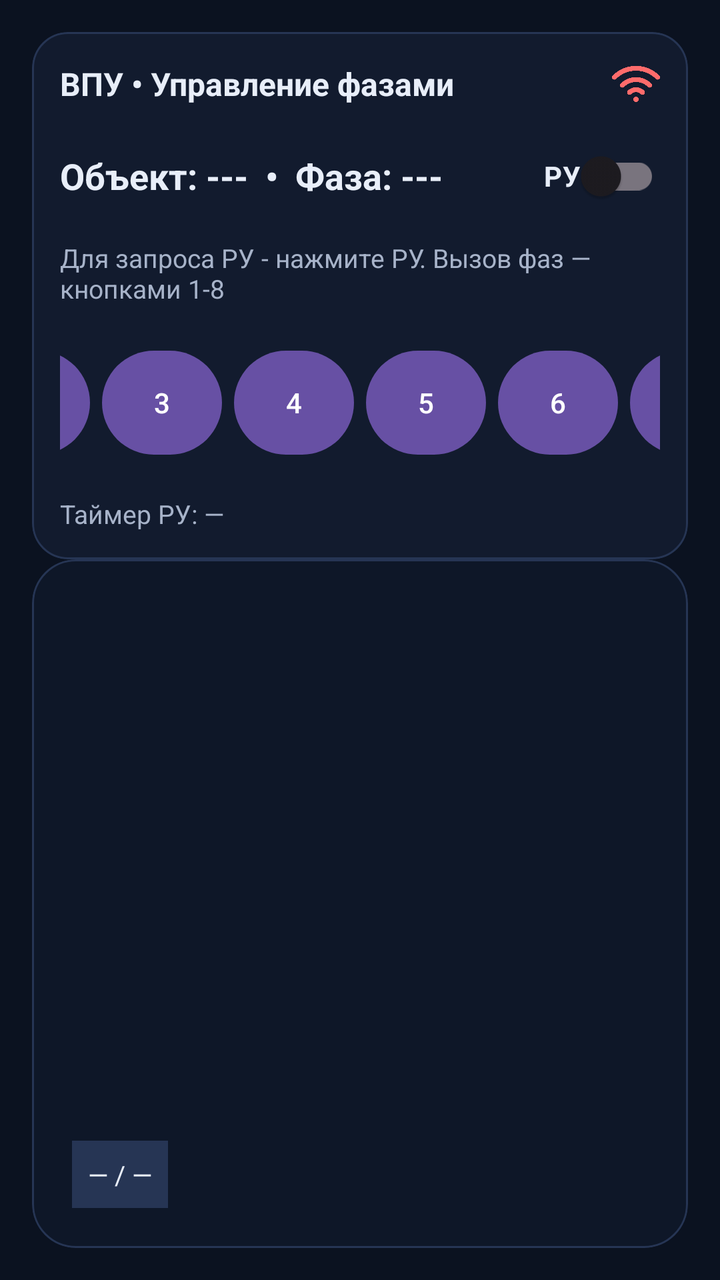
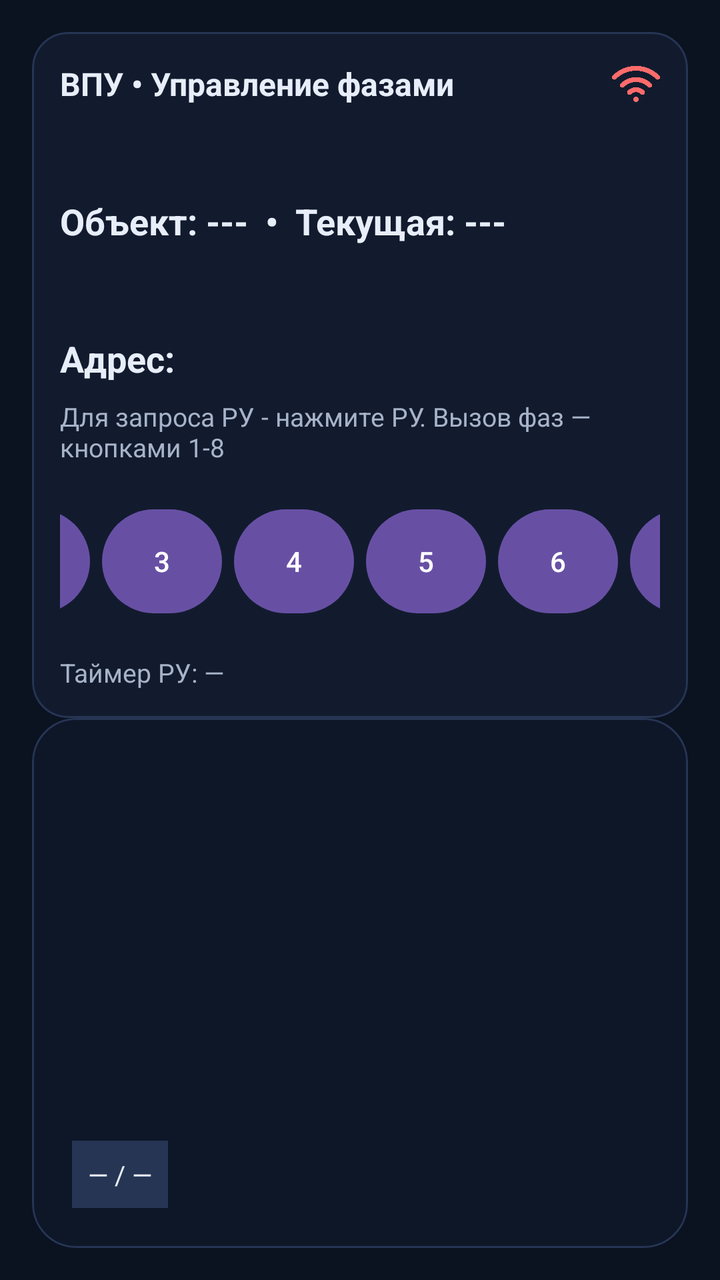

Two renders of the same Android screen: before a commit and after it. Below are the layout's source before the change and the commit's diff.
<!-- AndroidManifest.xml: application theme Theme.VPU -->
<!-- res/layout/activity_vpu.xml -->
<?xml version="1.0" encoding="utf-8"?>
<androidx.constraintlayout.widget.ConstraintLayout
    xmlns:android="http://schemas.android.com/apk/res/android"
    xmlns:app="http://schemas.android.com/apk/res-auto"
    xmlns:tools="http://schemas.android.com/tools"
    android:layout_width="match_parent"
    android:layout_height="match_parent"
    android:background="#0B1220"
    tools:context=".ui.vpu.VpuActivity">

    
    <com.google.android.material.card.MaterialCardView
        android:id="@+id/statusCard"
        android:layout_width="0dp"
        android:layout_height="wrap_content"
        android:layout_margin="16dp"
        app:cardBackgroundColor="#121B2E"
        app:cardCornerRadius="18dp"
        app:strokeColor="#263554"
        app:strokeWidth="1dp"
        app:layout_constraintTop_toTopOf="parent"
        app:layout_constraintStart_toStartOf="parent"
        app:layout_constraintEnd_toEndOf="parent">
        <LinearLayout
            android:layout_width="match_parent"
            android:layout_height="wrap_content"
            android:orientation="vertical"
            android:padding="14dp">

            <LinearLayout
                android:layout_width="match_parent"
                android:layout_height="wrap_content"
                android:gravity="center_vertical"
                android:orientation="horizontal">

                <TextView
                    android:id="@+id/titleTextView"
                    android:layout_width="0dp"
                    android:layout_height="wrap_content"
                    android:layout_weight="1"
                    android:text="ВПУ • Управление фазами"
                    android:textColor="#E8EEF9"
                    android:textSize="16sp"
                    android:textStyle="bold" />

                <ImageView
                    android:id="@+id/wifiIcon"
                    android:layout_width="24dp"
                    android:layout_height="24dp"
                    android:layout_marginStart="12dp"
                    android:src="@drawable/wifi_icon"
                    app:tint="#FF6B6B" />
            </LinearLayout>

            
            <LinearLayout
                android:layout_width="match_parent"
                android:layout_height="wrap_content"
                android:layout_marginTop="10dp"
                android:gravity="center_vertical"
                android:orientation="horizontal">

                <TextView
                    android:id="@+id/statusTextView"
                    android:layout_width="0dp"
                    android:layout_height="wrap_content"
                    android:layout_weight="1"
                    android:text="Объект: ---  •  Фаза: ---"
                    android:textColor="#E8EEF9"
                    android:textSize="18sp"
                    android:textStyle="bold"/>

                <com.google.android.material.switchmaterial.SwitchMaterial
                    android:id="@+id/manualToggle"
                    android:layout_width="wrap_content"
                    android:layout_height="wrap_content"
                    android:layout_marginStart="8dp"
                    android:text="РУ"
                    android:textColor="#E8EEF9"
                    android:textStyle="bold" />

            </LinearLayout>

            <TextView
                android:id="@+id/hintTextView"
                android:layout_width="match_parent"
                android:layout_height="wrap_content"
                android:layout_marginTop="8dp"
                android:text="Для запроса РУ - нажмите РУ. Вызов фаз — кнопками 1-8"
                android:textColor="#A7B3C9"
                android:textSize="13sp" />

            <LinearLayout
                android:id="@+id/phaseButtonsRow"
                android:layout_width="match_parent"
                android:layout_height="81dp"
                android:layout_marginTop="8dp"
                android:gravity="center"
                android:orientation="horizontal">

                <com.google.android.material.button.MaterialButton
                    android:id="@+id/phaseButton1"
                    style="@style/Widget.Material3.Button"
                    android:layout_width="60dp"
                    android:layout_height="60dp"
                    android:layout_marginHorizontal="3dp"
                    android:text="1"
                    app:cornerRadius="999dp" />

                <com.google.android.material.button.MaterialButton
                    android:id="@+id/phaseButton2"
                    style="@style/Widget.Material3.Button"
                    android:layout_width="60dp"
                    android:layout_height="60dp"
                    android:layout_marginHorizontal="3dp"
                    android:text="2"
                    app:cornerRadius="999dp" />

                <com.google.android.material.button.MaterialButton
                    android:id="@+id/phaseButton3"
                    style="@style/Widget.Material3.Button"
                    android:layout_width="60dp"
                    android:layout_height="60dp"
                    android:layout_marginHorizontal="3dp"
                    android:text="3"
                    app:cornerRadius="999dp" />

                <com.google.android.material.button.MaterialButton
                    android:id="@+id/phaseButton4"
                    style="@style/Widget.Material3.Button"
                    android:layout_width="60dp"
                    android:layout_height="60dp"
                    android:layout_marginHorizontal="3dp"
                    android:text="4"
                    app:cornerRadius="999dp" />
                <com.google.android.material.button.MaterialButton
                    android:id="@+id/phaseButton5"
                    style="@style/Widget.Material3.Button"
                    android:layout_width="60dp"
                    android:layout_height="60dp"
                    android:layout_marginHorizontal="3dp"
                    android:text="5"
                    app:cornerRadius="999dp" />

                <com.google.android.material.button.MaterialButton
                    android:id="@+id/phaseButton6"
                    style="@style/Widget.Material3.Button"
                    android:layout_width="60dp"
                    android:layout_height="60dp"
                    android:layout_marginHorizontal="3dp"
                    android:text="6"
                    app:cornerRadius="999dp" />

                <com.google.android.material.button.MaterialButton
                    android:id="@+id/phaseButton7"
                    style="@style/Widget.Material3.Button"
                    android:layout_width="60dp"
                    android:layout_height="60dp"
                    android:layout_marginHorizontal="3dp"
                    android:text="7"
                    app:cornerRadius="999dp" />

                <com.google.android.material.button.MaterialButton
                    android:id="@+id/phaseButton8"
                    style="@style/Widget.Material3.Button"
                    android:layout_width="60dp"
                    android:layout_height="60dp"
                    android:layout_marginHorizontal="3dp"
                    android:text="8"
                    app:cornerRadius="999dp" />
            </LinearLayout>
            <TextView
                android:id="@+id/manualTimerTextView"
                android:layout_width="wrap_content"
                android:layout_height="wrap_content"
                android:layout_marginTop="6dp"
                android:text="Таймер РУ: —"
                android:textColor="#A7B3C9"
                android:textSize="13sp" />

        </LinearLayout>
    </com.google.android.material.card.MaterialCardView>

    
    <com.google.android.material.card.MaterialCardView
        android:id="@+id/pagerCard"
        android:layout_width="0dp"
        android:layout_height="0dp"
        android:layout_marginStart="16dp"
        android:layout_marginEnd="16dp"
        android:layout_marginBottom="16dp"
        app:cardBackgroundColor="#0E1728"
        app:cardCornerRadius="22dp"
        app:strokeColor="#263554"
        app:strokeWidth="1dp"
        app:layout_constraintTop_toBottomOf="@id/statusCard"
        app:layout_constraintBottom_toBottomOf="parent"
        app:layout_constraintStart_toStartOf="parent"
        app:layout_constraintEnd_toEndOf="parent">

        <FrameLayout
            android:layout_width="match_parent"
            android:layout_height="match_parent"
            android:padding="10dp">

            <androidx.viewpager2.widget.ViewPager2
                android:id="@+id/viewPager"
                android:layout_width="match_parent"
                android:layout_height="match_parent" />

            
            <TextView
                android:id="@+id/pageTextView"
                android:layout_width="wrap_content"
                android:layout_height="wrap_content"
                android:layout_gravity="bottom|start"
                android:layout_margin="10dp"
                android:padding="8dp"
                android:text="— / —"
                android:textColor="#E8EEF9"
                android:textSize="13sp"
                android:background="#263554"/>

        </FrameLayout>

    </com.google.android.material.card.MaterialCardView>

</androidx.constraintlayout.widget.ConstraintLayout>
<!-- resources referenced by this layout -->
<resources>
  <!-- drawable wifi_icon: png bitmap (drawable, 18048 bytes) -->
  <style name="Theme.VPU" parent="Base.Theme.VPU" />
  <style name="Base.Theme.VPU" parent="Theme.Material3.DayNight.NoActionBar">
          
          
      </style>
</resources>

<!-- the commit's change to res/layout/activity_vpu.xml (unified diff, before → after) -->
@@ -55,28 +55,57 @@
             
             <LinearLayout
                 android:layout_width="match_parent"
-                android:layout_height="wrap_content"
+                android:layout_height="93dp"
                 android:layout_marginTop="10dp"
                 android:gravity="center_vertical"
                 android:orientation="horizontal">
 
                 <TextView
                     android:id="@+id/statusTextView"
-                    android:layout_width="0dp"
-                    android:layout_height="wrap_content"
-                    android:layout_weight="1"
-                    android:text="Объект: ---  •  Фаза: ---"
+                    android:layout_width="387dp"
+                    android:layout_height="wrap_content"
+                    android:layout_weight="0"
+                    android:text="Объект: ---  •  Текущая: ---"
                     android:textColor="#E8EEF9"
                     android:textSize="18sp"
-                    android:textStyle="bold"/>
+                    android:textStyle="bold" />
 
                 <com.google.android.material.switchmaterial.SwitchMaterial
                     android:id="@+id/manualToggle"
                     android:layout_width="wrap_content"
                     android:layout_height="wrap_content"
-                    android:layout_marginStart="8dp"
+                    android:layout_marginStart="50dp"
+                    android:rotation="270"
+                    android:scaleX="1.5"
+                    android:scaleY="1.5"
+
+                    android:textColor="#E8EEF9"
+                    android:textStyle="bold" />
+
+                <TextView
+                    android:id="@+id/ruTextView"
+                    android:layout_width="wrap_content"
+                    android:layout_height="wrap_content"
+                    android:gravity="left"
                     android:text="РУ"
                     android:textColor="#E8EEF9"
+                    android:textSize="30sp"
+                    android:textStyle="bold" />
+            </LinearLayout>
+            <LinearLayout
+                android:layout_width="match_parent"
+                android:layout_height="wrap_content"
+                android:layout_marginTop="10dp"
+                android:gravity="center_vertical"
+                android:orientation="horizontal">
+                <TextView
+                    android:id="@+id/addressTextView"
+                    android:layout_width="250dp"
+                    android:layout_height="wrap_content"
+                    android:layout_weight="0"
+                    android:text="Адрес:"
+                    android:textColor="#E8EEF9"
+                    android:textSize="18sp"
                     android:textStyle="bold" />
 
             </LinearLayout>
